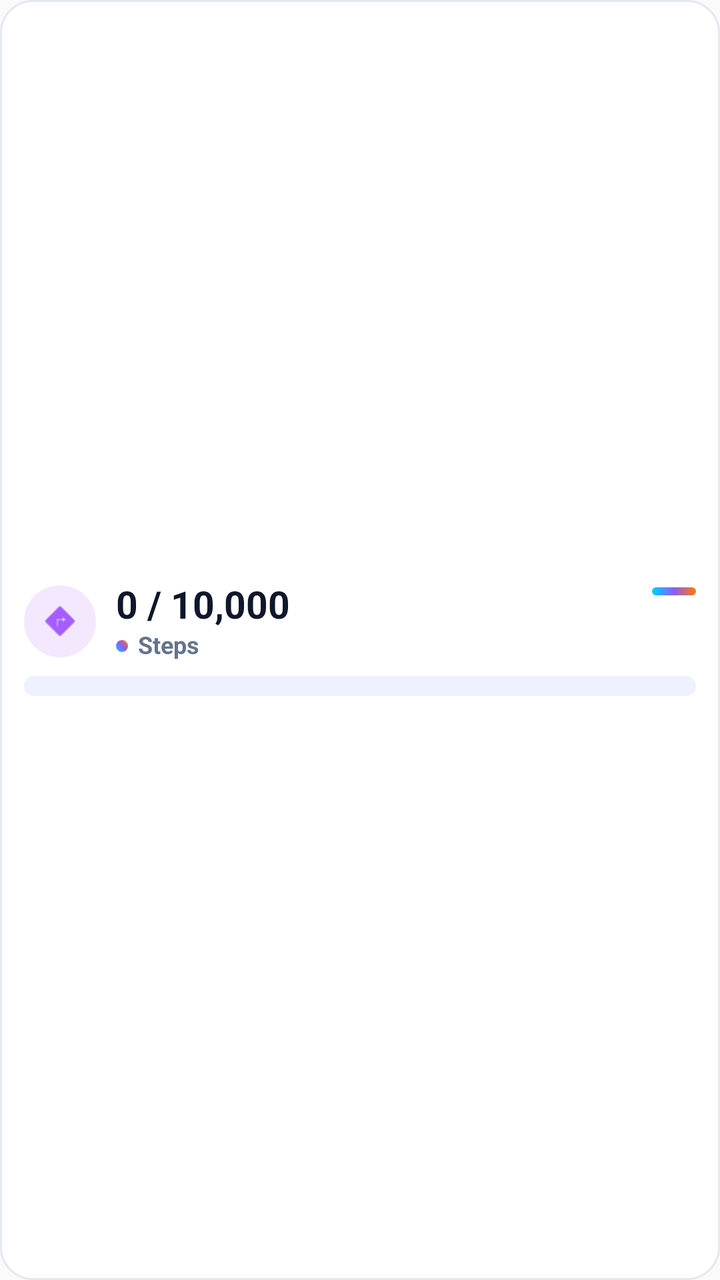
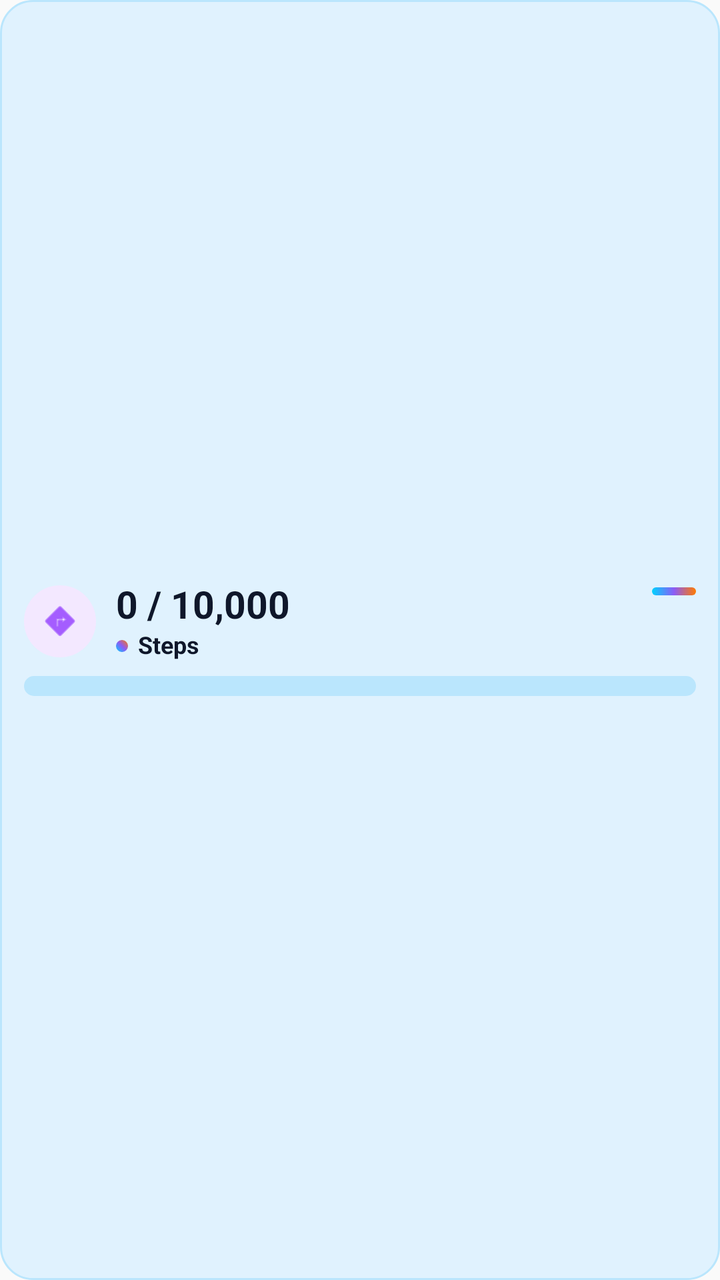

Screens rendered from an Android XML layout before and after an edit, with the pre-edit source and the edit as a unified diff.
<!-- AndroidManifest.xml: application theme AppTheme -->
<!-- res/layout/widget_step_counter.xml -->
<?xml version="1.0" encoding="utf-8"?>
<LinearLayout xmlns:android="http://schemas.android.com/apk/res/android"
    android:id="@+id/widget_root"
    android:layout_width="match_parent"
    android:layout_height="match_parent"
    android:background="@drawable/widget_bg"
    android:orientation="vertical"
    android:padding="12dp"
    android:gravity="center_vertical">

    <LinearLayout
        android:layout_width="match_parent"
        android:layout_height="wrap_content"
        android:orientation="horizontal"
        android:gravity="center_vertical">

        
        <FrameLayout
            android:layout_width="36dp"
            android:layout_height="36dp"
            android:background="@drawable/widget_icon_bg">

            <ImageView
                android:id="@+id/widget_step_icon"
                android:layout_width="22dp"
                android:layout_height="22dp"
                android:layout_gravity="center"
                android:src="@android:drawable/ic_menu_directions"
                android:tint="#7000FF"
                android:contentDescription="Step Icon" />
        </FrameLayout>

        
        <LinearLayout
            android:layout_width="0dp"
            android:layout_height="wrap_content"
            android:layout_weight="1"
            android:orientation="vertical"
            android:gravity="center_vertical"
            android:layout_marginStart="10dp">

            
            <TextView
                android:id="@+id/widget_step_text"
                android:layout_width="wrap_content"
                android:layout_height="wrap_content"
                android:text="0 / 10,000"
                android:textColor="#0F172A"
                android:textSize="19sp"
                android:textStyle="bold"
                android:includeFontPadding="false"
                android:gravity="center_vertical" />

            <LinearLayout
                android:layout_width="wrap_content"
                android:layout_height="wrap_content"
                android:orientation="horizontal"
                android:gravity="center_vertical"
                android:layout_marginTop="2dp">

                
                <ImageView
                    android:layout_width="6dp"
                    android:layout_height="6dp"
                    android:layout_marginEnd="5dp"
                    android:src="@drawable/widget_brand_dot"
                    android:contentDescription="Brand Dot" />

                <TextView
                    android:layout_width="wrap_content"
                    android:layout_height="wrap_content"
                    android:text="Steps"
                    android:textColor="#64748B"
                    android:textSize="12sp"
                    android:textStyle="bold"
                    android:includeFontPadding="false"
                    android:gravity="center_vertical" />
            </LinearLayout>
        </LinearLayout>

        
        <ImageView
            android:layout_width="22dp"
            android:layout_height="4dp"
            android:layout_gravity="top|end"
            android:layout_marginTop="2dp"
            android:src="@drawable/widget_brand_line"
            android:contentDescription="Brand Accent" />
    </LinearLayout>

    
    <ProgressBar
        android:id="@+id/widget_progress_bar"
        style="?android:attr/progressBarStyleHorizontal"
        android:layout_width="match_parent"
        android:layout_height="10dp"
        android:minHeight="10dp"
        android:maxHeight="10dp"
        android:layout_marginTop="8dp"
        android:max="100"
        android:progress="0"
        android:progressDrawable="@drawable/widget_progress_bar" />
</LinearLayout>
<!-- resources referenced by this layout -->
<resources>
  <!-- drawable widget_bg (drawable) -->
  <?xml version="1.0" encoding="utf-8"?>
  <shape xmlns:android="http://schemas.android.com/apk/res/android"
      android:shape="rectangle">
      <solid android:color="#FFFFFF" />
      <corners android:radius="16dp" />
      <stroke android:width="1dp" android:color="#E2E8F0" />
  </shape>
  <!-- drawable widget_brand_dot (drawable) -->
  <?xml version="1.0" encoding="utf-8"?>
  <shape xmlns:android="http://schemas.android.com/apk/res/android"
      android:shape="oval">
      <gradient
          android:angle="45"
          android:startColor="#00D2FF"
          android:centerColor="#8B5CF6"
          android:endColor="#FF7A00" />
      <size
          android:width="6dp"
          android:height="6dp" />
  </shape>
  <!-- drawable widget_brand_line (drawable) -->
  <?xml version="1.0" encoding="utf-8"?>
  <shape xmlns:android="http://schemas.android.com/apk/res/android"
      android:shape="rectangle">
      <corners android:radius="2dp" />
      <gradient
          android:angle="0"
          android:startColor="#00D2FF"
          android:centerColor="#8B5CF6"
          android:endColor="#FF7A00" />
  </shape>
  <!-- drawable widget_icon_bg (drawable) -->
  <?xml version="1.0" encoding="utf-8"?>
  <shape xmlns:android="http://schemas.android.com/apk/res/android"
      android:shape="oval">
      <solid android:color="#F3E8FF" />
  </shape>
  <!-- drawable widget_progress_bar (drawable) -->
  <?xml version="1.0" encoding="utf-8"?>
  <layer-list xmlns:android="http://schemas.android.com/apk/res/android">
      
      <item android:id="@android:id/background">
          <shape android:shape="rectangle">
              <corners android:radius="8dp" />
              <solid android:color="#EEF2FF" />
          </shape>
      </item>
  
      
      <item android:id="@android:id/progress">
          <clip>
              <shape android:shape="rectangle">
                  <corners android:radius="8dp" />
                  <gradient
                      android:angle="0"
                      android:startColor="#00D2FF"
                      android:centerColor="#8B5CF6"
                      android:endColor="#FF7A00" />
              </shape>
          </clip>
      </item>
  </layer-list>
  <style name="AppTheme" parent="Theme.AppCompat.Light.DarkActionBar">
          
          <item name="colorPrimary">@color/colorPrimary</item>
          <item name="colorPrimaryDark">@color/colorPrimaryDark</item>
          <item name="colorAccent">@color/colorAccent</item>
      </style>
  <color tools:ignore="UnusedResources" name="colorPrimary">#3F51B5</color>
  <color tools:ignore="UnusedResources" name="colorPrimaryDark">#303F9F</color>
  <color tools:ignore="UnusedResources" name="colorAccent">#FF4081</color>
</resources>

<!-- the commit's change to res/layout/widget_step_counter.xml (unified diff, before → after) -->
@@ -70,7 +70,7 @@
                     android:layout_width="wrap_content"
                     android:layout_height="wrap_content"
                     android:text="Steps"
-                    android:textColor="#64748B"
+                    android:textColor="#0F172A"
                     android:textSize="12sp"
                     android:textStyle="bold"
                     android:includeFontPadding="false"
<!-- resource entries referenced after the edit -->
@@ -4,9 +4,9 @@
   <?xml version="1.0" encoding="utf-8"?>
   <shape xmlns:android="http://schemas.android.com/apk/res/android"
       android:shape="rectangle">
-      <solid android:color="#FFFFFF" />
+      <solid android:color="#E0F2FE" />
       <corners android:radius="16dp" />
-      <stroke android:width="1dp" android:color="#E2E8F0" />
+      <stroke android:width="1dp" android:color="#BAE6FD" />
   </shape>
   <!-- drawable widget_brand_dot (drawable) -->
   <?xml version="1.0" encoding="utf-8"?>
@@ -45,7 +45,7 @@
       <item android:id="@android:id/background">
           <shape android:shape="rectangle">
               <corners android:radius="8dp" />
-              <solid android:color="#EEF2FF" />
+              <solid android:color="#BAE6FD" />
           </shape>
       </item>
   
